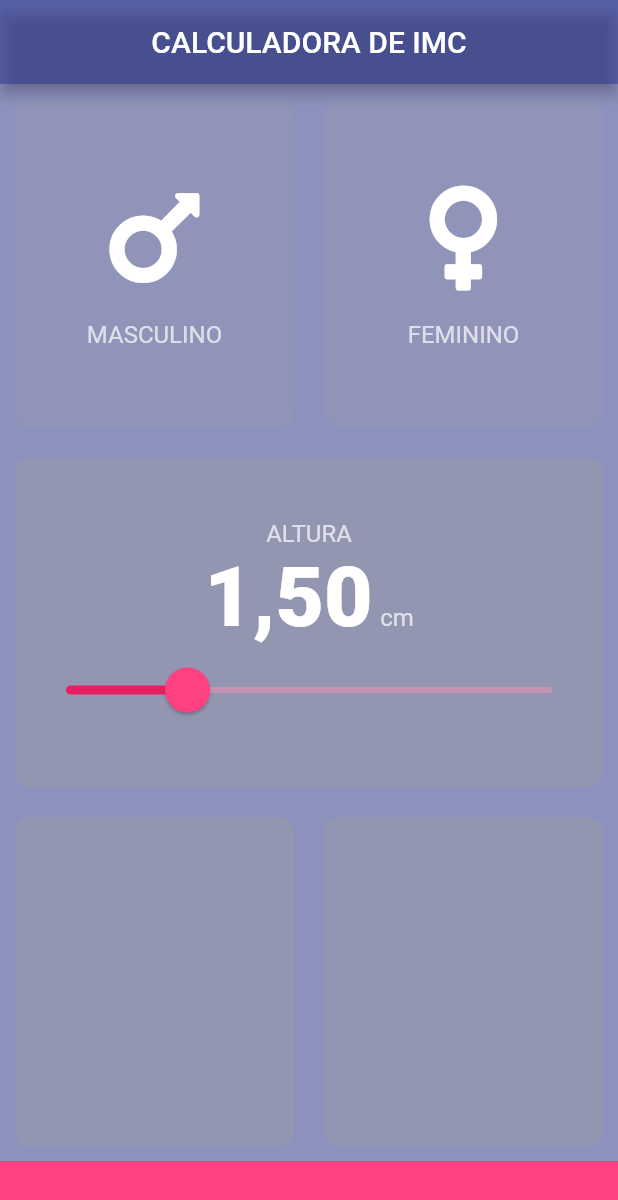
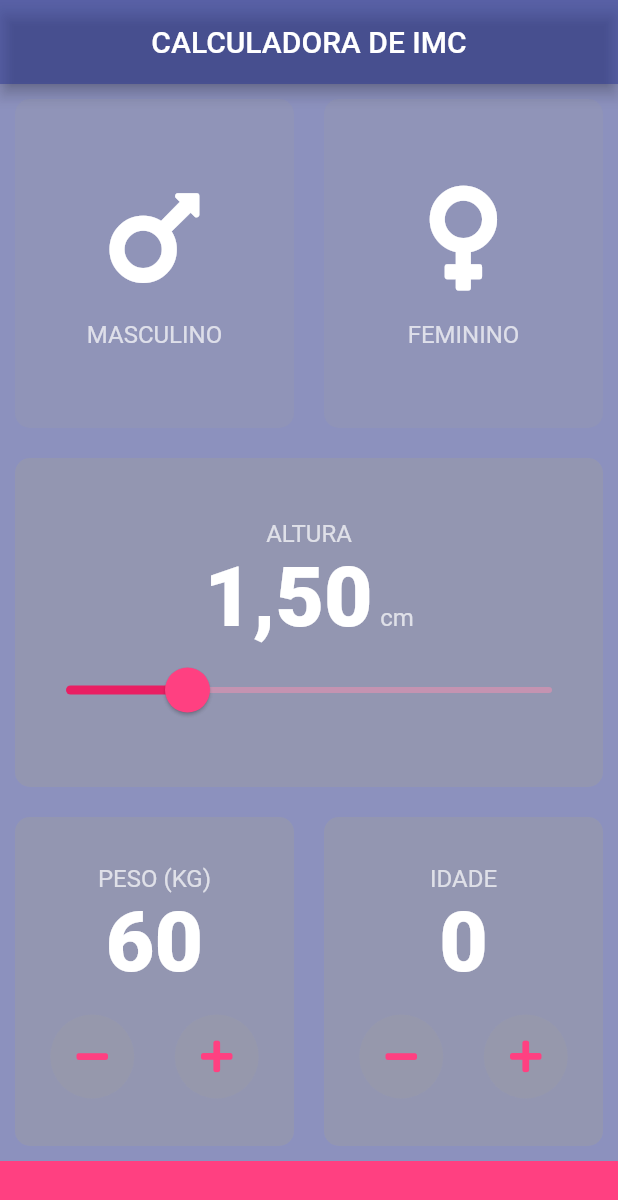
Before and after one commit to luisfelipesdn12/learning-flutter, a Flutter app: the screen it shows after launch, on a phone screen of 412 x 824 dp. Shown: the top 1200 px of the screen. Run offline on Flutter 3.47's test engine with Material 2 defaults, Android fonts, the phone set to English and light mode, and no system bars; our stand-ins replace font_awesome_flutter, rflutter_alert; missing offline and left inert: audiofileplayer.

Commit message:
feat: Add `IncreaseValueCard` with `RoundedIconButton`

```diff
--- a/bmi-calculator-flutter/lib/main.dart
+++ b/bmi-calculator-flutter/lib/main.dart
@@ -9,31 +9,7 @@ class BMICalculator extends StatelessWidget {
   Widget build(BuildContext context) {
     return MaterialApp(
       home: InputPage(),
-      theme: ThemeData(
-        colorScheme: ColorScheme.dark(
-          surface: Colors.indigo[800].withOpacity(0.5),
-          background: Colors.indigo[900].withOpacity(0.5),
-          secondary: Colors.pinkAccent,
-        ),
-        textTheme: TextTheme(
-          caption: TextStyle(
-            fontSize: 16,
-            fontWeight: FontWeight.w400,
-          ),
-        ),
-        appBarTheme: AppBarTheme(
-          centerTitle: true,
-        ),
-        sliderTheme: SliderThemeData(
-          thumbColor: Colors.pinkAccent,
-          overlayColor: Colors.pinkAccent.withOpacity(0.2),
-          activeTrackColor: Colors.pink,
-          inactiveTrackColor: Colors.pink[200].withOpacity(0.5),
-          thumbShape: RoundSliderThumbShape(
-            enabledThumbRadius: 15,
-          ),
-        ),
-      ),
+      theme: theme,
     );
   }
 }
--- a/bmi-calculator-flutter/lib/screens/input.screen.dart
+++ b/bmi-calculator-flutter/lib/screens/input.screen.dart
@@ -1,4 +1,5 @@
 import 'package:bmi_calculator/widgets/iconAndCaptionContent.dart';
+import 'package:bmi_calculator/widgets/increaseValueCard.dart';
 import 'package:bmi_calculator/widgets/pageCard.dart';
 import 'package:bmi_calculator/widgets/sliderCard.dart';
 import 'package:flutter/material.dart';
@@ -17,6 +18,8 @@ class InputPage extends StatefulWidget {
 class _InputPageState extends State<InputPage> {
   Gender selectedGender;
   double height = 1.5;
+  double weight = 60;
+  double age = 0;
 
   @override
   Widget build(BuildContext context) {
@@ -81,8 +84,21 @@ class _InputPageState extends State<InputPage> {
             child: Row(
               crossAxisAlignment: CrossAxisAlignment.stretch,
               children: [
-                PageCard(),
-                PageCard(),
+                IncreaseValueCard(
+                  label: "Peso",
+                  unit: "kg",
+                  value: weight,
+                  onChanged: (value) => setState(() {
+                    weight = value;
+                  }),
+                ),
+                IncreaseValueCard(
+                  label: "Idade",
+                  value: age,
+                  onChanged: (value) => setState(() {
+                    age = value;
+                  }),
+                ),
               ],
             ),
           ),
--- a/bmi-calculator-flutter/lib/theme.dart
+++ b/bmi-calculator-flutter/lib/theme.dart
@@ -17,11 +17,11 @@ ThemeData theme = ThemeData(
   ),
   sliderTheme: SliderThemeData(
     thumbColor: Colors.pinkAccent,
-    overlayColor: Colors.pinkAccent.withOpacity(0.5),
+    overlayColor: Colors.pinkAccent.withOpacity(0.2),
     activeTrackColor: Colors.pink,
     inactiveTrackColor: Colors.pink[200].withOpacity(0.5),
     thumbShape: RoundSliderThumbShape(
-      enabledThumbRadius: 10,
+      enabledThumbRadius: 15,
     ),
   ),
 );
--- /dev/null
+++ b/bmi-calculator-flutter/lib/widgets/increaseValueCard.dart
@@ -0,0 +1,62 @@
+import 'package:bmi_calculator/widgets/pageCard.dart';
+import 'package:bmi_calculator/widgets/roundedIconButton.dart';
+import 'package:flutter/material.dart';
+import 'package:font_awesome_flutter/font_awesome_flutter.dart';
+
+class IncreaseValueCard extends StatelessWidget {
+  IncreaseValueCard({
+    this.label,
+    this.unit,
+    this.formatValue,
+    @required this.value,
+    @required this.onChanged,
+  });
+
+  final String label;
+  final String unit;
+  final double value;
+  final void Function(double) onChanged;
+  final String Function(double) formatValue;
+
+  @override
+  Widget build(BuildContext context) {
+    return PageCard(
+      child: Column(
+        mainAxisAlignment: MainAxisAlignment.center,
+        children: [
+          label != null
+              ? Text(
+                  (label + (unit != null ? " ($unit)" : "")).toUpperCase(),
+                  style: Theme.of(context).textTheme.caption,
+                )
+              : null,
+          Text(
+            formatValue != null ? formatValue(value) : value.toStringAsFixed(0),
+            style: Theme.of(context).textTheme.headline2.copyWith(
+                  fontWeight: FontWeight.w900,
+                  color: Colors.white,
+                ),
+          ),
+          SizedBox(height: 15),
+          Row(
+            mainAxisAlignment: MainAxisAlignment.spaceAround,
+            children: [
+              RoundedIconButton(
+                icon: FontAwesomeIcons.minus,
+                onPressed: () {
+                  onChanged(value - 1);
+                },
+              ),
+              RoundedIconButton(
+                icon: FontAwesomeIcons.plus,
+                onPressed: () {
+                  onChanged(value + 1);
+                },
+              ),
+            ],
+          ),
+        ].where((e) => e != null).toList(),
+      ),
+    );
+  }
+}
--- /dev/null
+++ b/bmi-calculator-flutter/lib/widgets/roundedIconButton.dart
@@ -0,0 +1,28 @@
+import 'package:flutter/material.dart';
+
+class RoundedIconButton extends StatelessWidget {
+  const RoundedIconButton({
+    Key key,
+    @required this.icon,
+    @required this.onPressed,
+  }) : super(key: key);
+
+  final Function onPressed;
+  final IconData icon;
+
+  @override
+  Widget build(BuildContext context) {
+    return Ink(
+      padding: EdgeInsets.all(4),
+      decoration: ShapeDecoration(
+        color: Colors.grey.withOpacity(0.25),
+        shape: CircleBorder(),
+      ),
+      child: IconButton(
+        icon: Icon(icon),
+        onPressed: onPressed,
+        color: Theme.of(context).colorScheme.secondary,
+      ),
+    );
+  }
+}
--- a/bmi-calculator-flutter/lib/widgets/sliderCard.dart
+++ b/bmi-calculator-flutter/lib/widgets/sliderCard.dart
@@ -5,11 +5,11 @@ class SliderPageCard extends StatelessWidget {
   SliderPageCard({
     this.label,
     this.unit,
+    this.formatValue,
     @required this.min,
     @required this.max,
     @required this.value,
     @required this.onChanged,
-    @required this.formatValue,
   });
 
   final String label;
```
